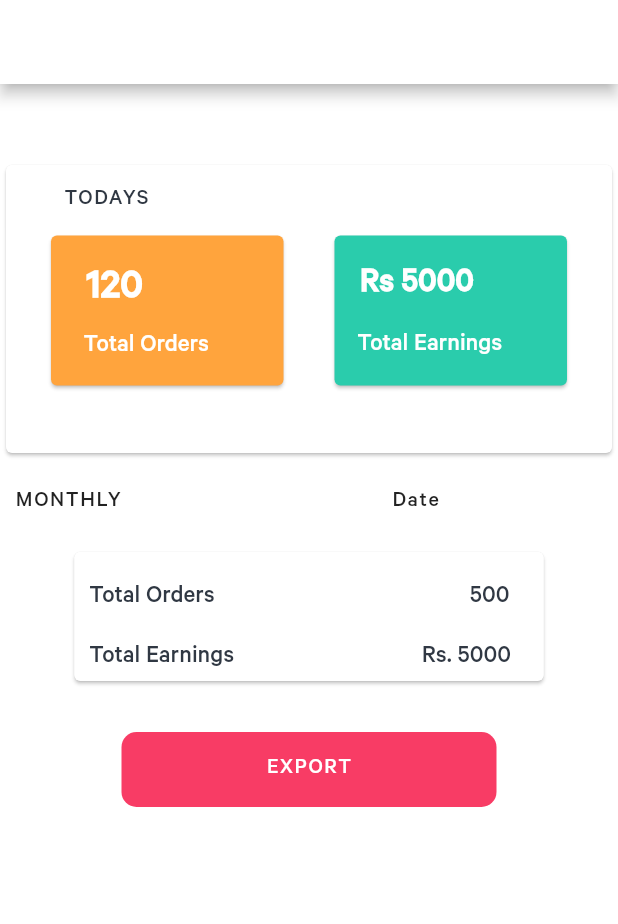
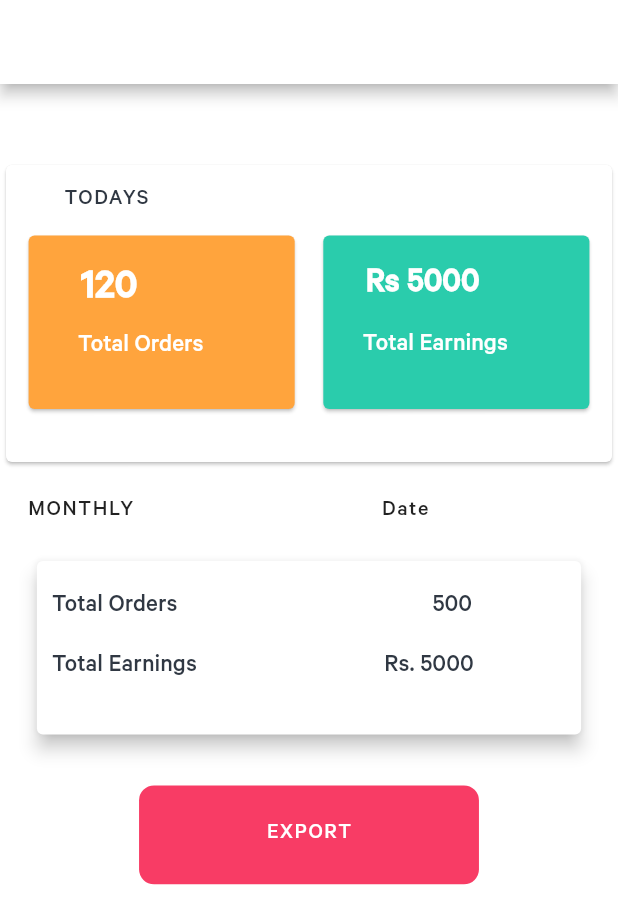
Before and after one commit to axactstudios/foodapp, a Flutter app: the DashBoard screen opened directly, on a phone screen of 412 x 824 dp. Shown: the top 924 px of the screen. Run offline on Flutter 3.47's test engine with Material 2 defaults, Android fonts, the phone set to English and light mode, and no system bars; our stand-ins replace otp_text_field, persistent_bottom_nav_bar, shared_preferences; accounts and stored records are empty; project files that could hold a hidden picture were left out.

Commit message:
added mediaquery, padding, elevation to card in dashboard etc,

```diff
--- a/lib/Screens/dashboard.dart
+++ b/lib/Screens/dashboard.dart
@@ -7,8 +7,11 @@ class DashBoard extends StatefulWidget {
 }
 
 class _DashBoardState extends State<DashBoard> {
+
   @override
   Widget build(BuildContext context) {
+    final pHeight = MediaQuery.of(context).size.height;
+    final pWidth = MediaQuery.of(context).size.width;
     return Scaffold(
       appBar: AppBar(
         backgroundColor: Colors.white,
@@ -19,7 +22,7 @@ class _DashBoardState extends State<DashBoard> {
         child: Column(
           children: <Widget>[
             Container(
-              height: 200,
+              height: pHeight * 0.25,
               child: Card(
                 child: Padding(
                   padding: const EdgeInsets.only(top: 15),
@@ -42,8 +45,8 @@ class _DashBoardState extends State<DashBoard> {
                           mainAxisAlignment: MainAxisAlignment.spaceEvenly,
                           children: <Widget>[
                             Container(
-                              height: 108,
-                              width: 163,
+                              height: pHeight * 0.15,
+                              width: pWidth * 0.45,
                               child: Card(
                                 color: kdashboard2,
                                 child: Column(
@@ -76,8 +79,8 @@ class _DashBoardState extends State<DashBoard> {
                               ),
                             ),
                             Container(
-                              height: 108,
-                              width: 163,
+                              height: pHeight * 0.15,
+                              width: pWidth * 0.45,
                               child: Card(
                                 color: kdashboard3,
                                 child: Column(
@@ -121,6 +124,9 @@ class _DashBoardState extends State<DashBoard> {
               padding: const EdgeInsets.only(left: 10, top: 20),
               child: Row(
                 children: <Widget>[
+                  SizedBox(
+                    width: pWidth * 0.02,
+                  ),
                   Text(
                     'MONTHLY',
                     style: TextStyle(
@@ -129,7 +135,7 @@ class _DashBoardState extends State<DashBoard> {
                         fontSize: 15),
                   ),
                   SizedBox(
-                    width: 180,
+                    width: pWidth * 0.4,
                   ),
                   Text(
                     'Date',
@@ -144,9 +150,10 @@ class _DashBoardState extends State<DashBoard> {
             Padding(
               padding: const EdgeInsets.only(top: 20),
               child: Container(
-                width: 321,
-                height: 94,
+                  height: pHeight * 0.15,
+                  width: pWidth * 0.9,
                 child: Card(
+                  elevation: 5,
                   child: Column(
                     children: <Widget>[
                       Padding(
@@ -207,8 +214,8 @@ class _DashBoardState extends State<DashBoard> {
               child: InkWell(
                 onTap: () {},
                 child: Container(
-                  width: 250,
-                  height: 50,
+                  width: pWidth * 0.55,
+                  height: pHeight * 0.08,
                   decoration: BoxDecoration(
                     color: khometextcolor1,
                     borderRadius: BorderRadius.circular(10),
```
Also changed, not shown: lib/Screens/home.dart (+13 -9 lines).
